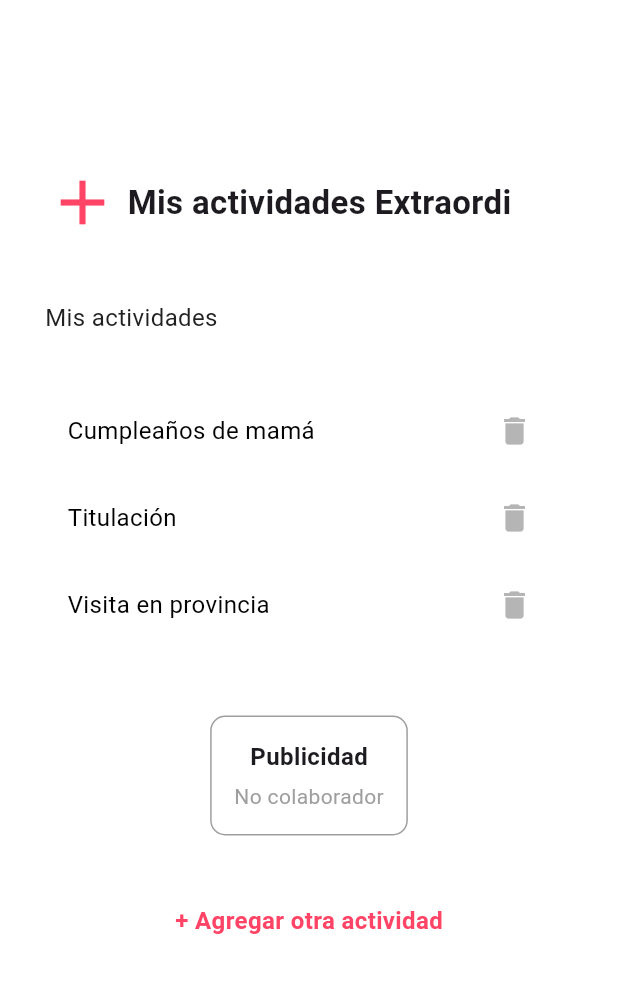
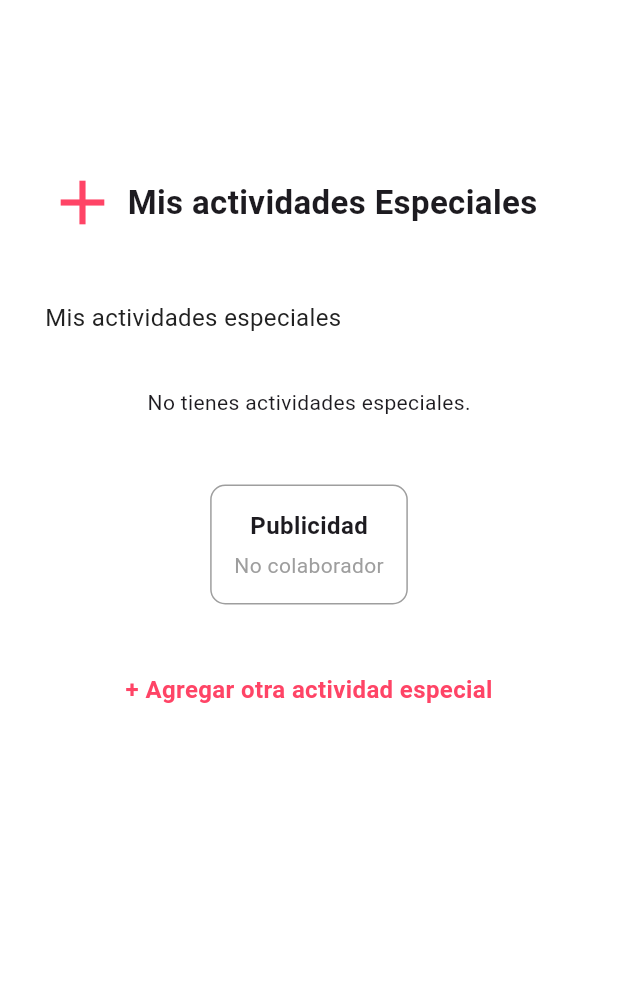
Before and after one commit to AN5THONY/PlanIzi.V1.0.0, a Flutter app: the SpecialActivityScreen screen opened directly, on a phone screen of 412 x 824 dp, the part 84-1077 px from its top. Run offline on Flutter 3.47's test engine with Material 3 defaults, Android fonts, the phone set to English and light mode, and no system bars; our stand-ins replace carousel_slider, cloud_firestore, firebase_auth, firebase_core, flutter_speed_dial, get and 2 more; accounts and stored records are empty.

Commit message:
add activity special data

```diff
--- a/lib/views/Activity/Especial/special_activity_screen.dart
+++ b/lib/views/Activity/Especial/special_activity_screen.dart
@@ -1,10 +1,11 @@
 import 'package:flutter/material.dart';
-import 'package:plan_izi_v2/models/special_data.dart';
+import 'package:cloud_firestore/cloud_firestore.dart';
+import 'package:firebase_auth/firebase_auth.dart';
 import 'package:plan_izi_v2/theme/app_colors.dart';
-import 'package:plan_izi_v2/views/Activity/Especial/crea_special_screen.dart';
 import 'package:plan_izi_v2/widgets/Publicidad/espacio_publi.dart';
 import 'package:plan_izi_v2/widgets/SpecialActivity/a_special.dart';
-
+import 'package:plan_izi_v2/models/special_data.dart';
+import 'package:plan_izi_v2/views/Activity/Especial/crea_special_screen.dart';
 
 class SpecialActivityScreen extends StatefulWidget {
   const SpecialActivityScreen({super.key});
@@ -14,21 +15,23 @@ class SpecialActivityScreen extends StatefulWidget {
 }
 
 class _SpecialActivityScreenState extends State<SpecialActivityScreen> {
-   final List<SpecialData> special = [
-    SpecialData(nombre: 'Cumpleaños de mamá'),
-    SpecialData(nombre: 'Titulación'),
-    SpecialData(nombre: 'Visita en provincia'),
-  ];
+  Future<List<Map<String, dynamic>>> _fetchSpecialActivities() async {
+    final user = FirebaseAuth.instance.currentUser;
+    if (user == null) throw Exception("Usuario no autenticado.");
 
-  void _eliminarspecial(int index) {
-    setState(() {
-      special.removeAt(index);
-    });
+    final querySnapshot = await FirebaseFirestore.instance
+        .collection("users")
+        .doc(user.uid)
+        .collection("actividades")
+        .where("tipo", isEqualTo: "especial") // filtrar por tipo
+        .get();
+
+    return querySnapshot.docs.map((doc) => doc.data()).toList();
   }
 
   @override
   Widget build(BuildContext context) {
-    return  Scaffold(
+    return Scaffold(
       appBar: AppBar(
         backgroundColor: Colors.white,
         elevation: 0,
@@ -42,66 +45,83 @@ class _SpecialActivityScreenState extends State<SpecialActivityScreen> {
         ),
         centerTitle: true,
       ),
-      body: SingleChildScrollView(
+      body: FutureBuilder<List<Map<String, dynamic>>>(
+        future: _fetchSpecialActivities(),
+        builder: (context, snapshot) {
+          if (snapshot.connectionState == ConnectionState.waiting) {
+            return const Center(child: CircularProgressIndicator());
+          }
+          if (snapshot.hasError) {
+            return Center(
+              child: Text("Error al cargar actividades: ${snapshot.error}"),
+            );
+          }
+
+          final activities = snapshot.data ?? [];
+          return SingleChildScrollView(
             child: Container(
               padding: const EdgeInsets.symmetric(vertical: 20),
               margin: const EdgeInsets.symmetric(vertical: 40, horizontal: 10),
-          decoration: const BoxDecoration( color: AppColors.cardBackground),
+              decoration: const BoxDecoration(color: AppColors.cardBackground),
               child: Padding(
                 padding: const EdgeInsets.all(20),
                 child: Column(
                   crossAxisAlignment: CrossAxisAlignment.start,
                   children: [
-
-
-                const SizedBox(height: 30,),
-
+                    const SizedBox(height: 30),
                     const Row(
-
                       children: [
-                    Icon(Icons.add, color: AppColors.fourth, size: 50, ),
+                        Icon(
+                          Icons.add,
+                          color: AppColors.fourth,
+                          size: 50,
+                        ),
                         SizedBox(width: 5),
                         Text(
-                      'Mis actividades Extraordi',
-                      style: TextStyle(fontSize: 22, fontWeight: FontWeight.bold),
+                          'Mis actividades Especiales',
+                          style: TextStyle(
+                              fontSize: 22, fontWeight: FontWeight.bold),
                         ),
                       ],
-
-
                     ),
                     const SizedBox(height: 40),
-
                     const Text(
-                  'Mis actividades',
-                  style: TextStyle(fontSize: 16, color: AppColors.textPrimary),
+                      'Mis actividades especiales',
+                      style:
+                          TextStyle(fontSize: 16, color: AppColors.textPrimary),
                     ),
-
                     const SizedBox(height: 35),
-                ...special.asMap().entries.map((entry) {
-                  int index = entry.key;
-                  SpecialData special = entry.value;
+                    // mostrar si no hay actividades
+                    if (activities.isEmpty)
+                      const Center(
+                        child: Text("No tienes actividades especiales."),
+                      ),
+                    // mostrar si hay
+                    if (activities.isNotEmpty)
+                      ...activities.map((activity) {
                         return SpecialItem(
-                    special: special,
-                    onDelete: () => _eliminarspecial(index),
+                          special: SpecialData(
+                              nombre: activity["nombreActividad"] ??
+                                  "Actividad sin nombre"),
+                          onDelete: () {
+                            // logica pars eliminar la actividad
+                          },
                         );
                       }),
-
                     const SizedBox(height: 30),
-
                     const Center(child: EspacioPublicidad()),
-
                     const SizedBox(height: 30),
-
                     GestureDetector(
                       onTap: () {
                         Navigator.push(
                           context,
-                   MaterialPageRoute(builder: (context) =>  const CreaSpecialScreen()));
-
+                          MaterialPageRoute(
+                              builder: (context) => const CreaSpecialScreen()),
+                        );
                       },
                       child: const Center(
                         child: Text(
-                      '+ Agregar otra actividad',
+                          '+ Agregar otra actividad especial',
                           style: TextStyle(
                             color: AppColors.fourth,
                             fontSize: 16,
@@ -110,12 +130,12 @@ class _SpecialActivityScreenState extends State<SpecialActivityScreen> {
                         ),
                       ),
                     ),
-
-
                   ],
                 ),
               ),
             ),
+          );
+        },
       ),
     );
   }
```
Also changed, not shown: lib/views/Activity/Especial/crea_special_screen.dart (+83 -25 lines), lib/views/Activity/Estudiantil/studient_activity_screen.dart (+14 -13 lines). Lines whose indentation alone changed are shown as unchanged.
